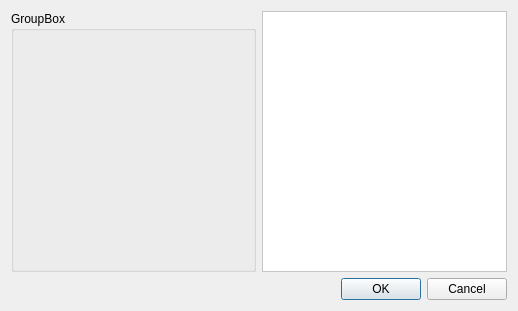
The window that iblrig/gui/ui_valve.ui (int-brain-lab/iblrig) describes before a commit, drawn with Qt 5.
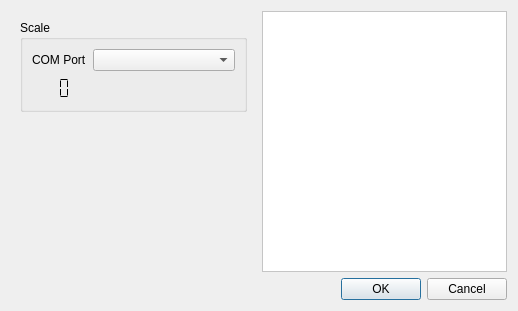
The same window after the commit. Custom widgets are drawn as their Qt base class.

Commit message: more work on valve calibration

Diff of the .ui file:
```diff
--- a/iblrig/gui/ui_valve.ui
+++ b/iblrig/gui/ui_valve.ui
@@ -17,10 +17,54 @@
    <item>
     <layout class="QHBoxLayout" name="horizontalLayout">
      <item>
-      <widget class="QGroupBox" name="groupBox">
-       <property name="title">
-        <string>GroupBox</string>
-       </property>
+      <widget class="QFrame" name="frame">
+       <layout class="QVBoxLayout" name="verticalLayout_3">
+        <item>
+         <widget class="QGroupBox" name="groupBox">
+          <property name="title">
+           <string>Scale</string>
+          </property>
+          <layout class="QFormLayout" name="formLayout">
+           <item row="0" column="0">
+            <widget class="QLabel" name="label">
+             <property name="text">
+              <string>COM Port</string>
+             </property>
+            </widget>
+           </item>
+           <item row="0" column="1">
+            <widget class="QComboBox" name="comboBox"/>
+           </item>
+           <item row="1" column="0">
+            <widget class="QLCDNumber" name="lcdNumber">
+             <property name="frameShape">
+              <enum>QFrame::NoFrame</enum>
+             </property>
+             <property name="digitCount">
+              <number>3</number>
+             </property>
+             <property name="segmentStyle">
+              <enum>QLCDNumber::Flat</enum>
+             </property>
+            </widget>
+           </item>
+          </layout>
+         </widget>
+        </item>
+        <item>
+         <spacer name="verticalSpacer">
+          <property name="orientation">
+           <enum>Qt::Vertical</enum>
+          </property>
+          <property name="sizeHint" stdset="0">
+           <size>
+            <width>20</width>
+            <height>40</height>
+           </size>
+          </property>
+         </spacer>
+        </item>
+       </layout>
       </widget>
      </item>
      <item>
```
Left out of the diff: 2 changed lines with no effect on the pictures. The commit also changes 4 other files.
